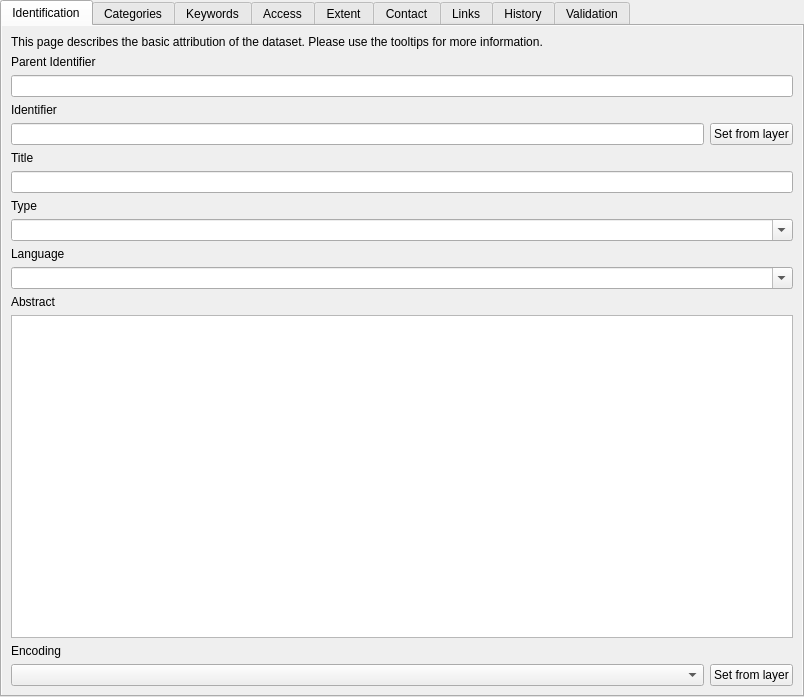
carsmie/QGIS, file src/ui/qgsmetadatawidget.ui: the form before one commit.
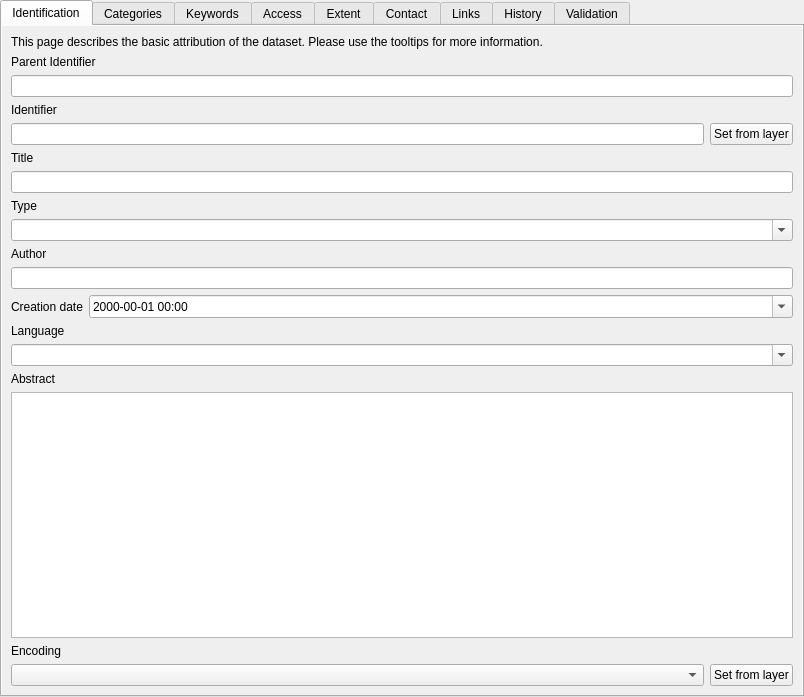
The form after the commit. Icons and pictures are not drawn. Custom widgets are drawn as their Qt base class.

What changed in the file:
```diff
--- a/src/ui/qgsmetadatawidget.ui
+++ b/src/ui/qgsmetadatawidget.ui
@@ -66,14 +66,14 @@
           <property name="geometry">
            <rect>
             <x>0</x>
-            <y>0</y>
-            <width>800</width>
-            <height>670</height>
+            <y>-52</y>
+            <width>786</width>
+            <height>721</height>
            </rect>
           </property>
           <layout class="QVBoxLayout" name="verticalLayout_15">
            <item>
-            <widget class="QLabel" name="label_11">
+            <widget class="QLabel" name="mIdLabel">
              <property name="text">
               <string>This page describes the basic attribution of the dataset. Please use the tooltips for more information.</string>
              </property>
@@ -173,6 +173,73 @@
              </property>
             </widget>
            </item>
+           <item>
+            <widget class="QFrame" name="mAuthorFrame">
+             <property name="frameShape">
+              <enum>QFrame::NoFrame</enum>
+             </property>
+             <property name="frameShadow">
+              <enum>QFrame::Raised</enum>
+             </property>
+             <layout class="QGridLayout" name="gridLayout" columnstretch="0,1">
+              <property name="leftMargin">
+               <number>0</number>
+              </property>
+              <property name="topMargin">
+               <number>0</number>
+              </property>
+              <property name="rightMargin">
+               <number>0</number>
+              </property>
+              <property name="bottomMargin">
+               <number>0</number>
+              </property>
+              <item row="2" column="0">
+               <widget class="QLabel" name="label_13">
+                <property name="toolTip">
+                 <string>Returns the human readable name of the resource, typically displayed in search results.</string>
+                </property>
+                <property name="text">
+                 <string>Creation date</string>
+                </property>
+               </widget>
+              </item>
+              <item row="2" column="1">
+               <widget class="QDateTimeEdit" name="mCreationDateTimeEdit">
+                <property name="displayFormat">
+                 <string>yyyy-mm-dd HH:mm</string>
+                </property>
+                <property name="calendarPopup">
+                 <bool>true</bool>
+                </property>
+               </widget>
+              </item>
+              <item row="1" column="0" colspan="2">
+               <widget class="QLineEdit" name="mLineEditAuthor">
+                <property name="sizePolicy">
+                 <sizepolicy hsizetype="Expanding" vsizetype="Fixed">
+                  <horstretch>0</horstretch>
+                  <verstretch>0</verstretch>
+                 </sizepolicy>
+                </property>
+                <property name="toolTip">
+                 <string>Returns the human readable name of the resource, typically displayed in search results.</string>
+                </property>
+               </widget>
+              </item>
+              <item row="0" column="0" colspan="2">
+               <widget class="QLabel" name="label_11">
+                <property name="toolTip">
+                 <string>Returns the human readable name of the resource, typically displayed in search results.</string>
+                </property>
+                <property name="text">
+                 <string>Author</string>
+                </property>
+               </widget>
+              </item>
+             </layout>
+            </widget>
+           </item>
            <item>
             <widget class="QLabel" name="label_4">
              <property name="toolTip">
@@ -1235,7 +1302,7 @@
       </attribute>
       <layout class="QVBoxLayout" name="verticalLayout_5">
        <item>
-        <widget class="QLabel" name="label_13">
+        <widget class="QLabel" name="mLabelLinks">
          <property name="toolTip">
           <string>a list of online resources associated with the resource.</string>
          </property>
```
Left out of the diff: 39 changed lines with no effect on the pictures. Lines whose indentation alone changed are shown as unchanged.
